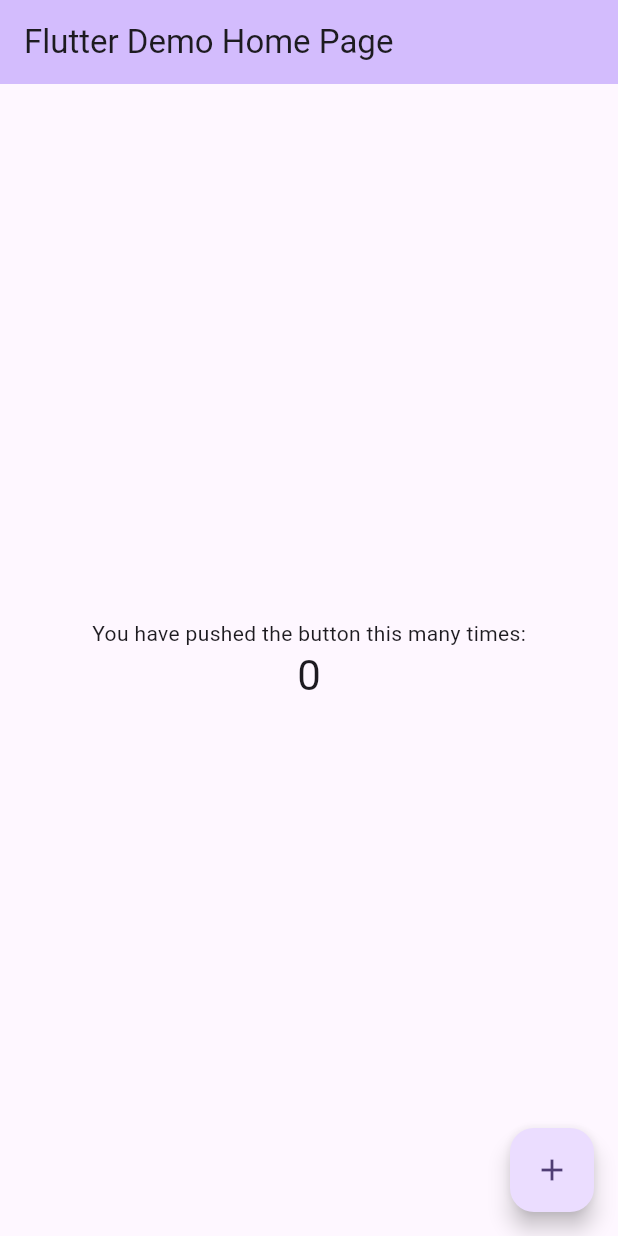
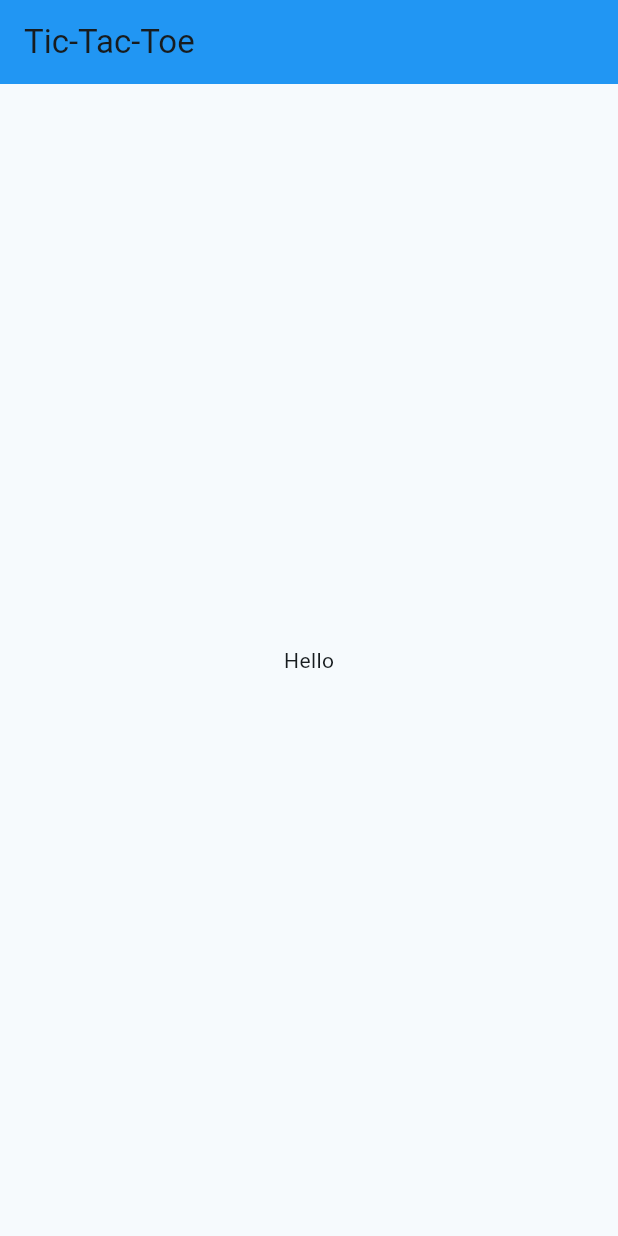
Before and after one commit to CSSE480-Fisher-Fall-2023-2024/Tic-Tac-Toe, a Flutter app: the screen it shows after launch, on a phone screen of 412 x 824 dp. Run offline on Flutter 3.47's test engine with Material 2 defaults, Android fonts, the phone set to English and light mode, and no system bars.

Commit message:
boilerplate first page setup

```diff
--- a/tic_tac_toe/lib/main.dart
+++ b/tic_tac_toe/lib/main.dart
@@ -1,4 +1,5 @@
 import 'package:flutter/material.dart';
+import 'package:tic_tac_toe/tic_tac_toe_page.dart';
 
 void main() {
   runApp(const MyApp());
@@ -11,115 +12,12 @@ class MyApp extends StatelessWidget {
   @override
   Widget build(BuildContext context) {
     return MaterialApp(
-      title: 'Flutter Demo',
+      title: "Tic-Tac-Toe",
       theme: ThemeData(
-        // This is the theme of your application.
-        //
-        // TRY THIS: Try running your application with "flutter run". You'll see
-        // the application has a blue toolbar. Then, without quitting the app,
-        // try changing the seedColor in the colorScheme below to Colors.green
-        // and then invoke "hot reload" (save your changes or press the "hot
-        // reload" button in a Flutter-supported IDE, or press "r" if you used
-        // the command line to start the app).
-        //
-        // Notice that the counter didn't reset back to zero; the application
-        // state is not lost during the reload. To reset the state, use hot
-        // restart instead.
-        //
-        // This works for code too, not just values: Most code changes can be
-        // tested with just a hot reload.
-        colorScheme: ColorScheme.fromSeed(seedColor: Colors.deepPurple),
+        colorScheme: ColorScheme.fromSeed(seedColor: Colors.blueGrey),
         useMaterial3: true,
       ),
-      home: const MyHomePage(title: 'Flutter Demo Home Page'),
+      home: const TicTacToePage(),
     );
   }
 }
-
-class MyHomePage extends StatefulWidget {
-  const MyHomePage({super.key, required this.title});
-
-  // This widget is the home page of your application. It is stateful, meaning
-  // that it has a State object (defined below) that contains fields that affect
-  // how it looks.
-
-  // This class is the configuration for the state. It holds the values (in this
-  // case the title) provided by the parent (in this case the App widget) and
-  // used by the build method of the State. Fields in a Widget subclass are
-  // always marked "final".
-
-  final String title;
-
-  @override
-  State<MyHomePage> createState() => _MyHomePageState();
-}
-
-class _MyHomePageState extends State<MyHomePage> {
-  int _counter = 0;
-
-  void _incrementCounter() {
-    setState(() {
-      // This call to setState tells the Flutter framework that something has
-      // changed in this State, which causes it to rerun the build method below
-      // so that the display can reflect the updated values. If we changed
-      // _counter without calling setState(), then the build method would not be
-      // called again, and so nothing would appear to happen.
-      _counter++;
-    });
-  }
-
-  @override
-  Widget build(BuildContext context) {
-    // This method is rerun every time setState is called, for instance as done
-    // by the _incrementCounter method above.
-    //
-    // The Flutter framework has been optimized to make rerunning build methods
-    // fast, so that you can just rebuild anything that needs updating rather
-    // than having to individually change instances of widgets.
-    return Scaffold(
-      appBar: AppBar(
-        // TRY THIS: Try changing the color here to a specific color (to
-        // Colors.amber, perhaps?) and trigger a hot reload to see the AppBar
-        // change color while the other colors stay the same.
-        backgroundColor: Theme.of(context).colorScheme.inversePrimary,
-        // Here we take the value from the MyHomePage object that was created by
-        // the App.build method, and use it to set our appbar title.
-        title: Text(widget.title),
-      ),
-      body: Center(
-        // Center is a layout widget. It takes a single child and positions it
-        // in the middle of the parent.
-        child: Column(
-          // Column is also a layout widget. It takes a list of children and
-          // arranges them vertically. By default, it sizes itself to fit its
-          // children horizontally, and tries to be as tall as its parent.
-          //
-          // Column has various properties to control how it sizes itself and
-          // how it positions its children. Here we use mainAxisAlignment to
-          // center the children vertically; the main axis here is the vertical
-          // axis because Columns are vertical (the cross axis would be
-          // horizontal).
-          //
-          // TRY THIS: Invoke "debug painting" (choose the "Toggle Debug Paint"
-          // action in the IDE, or press "p" in the console), to see the
-          // wireframe for each widget.
-          mainAxisAlignment: MainAxisAlignment.center,
-          children: <Widget>[
-            const Text(
-              'You have pushed the button this many times:',
-            ),
-            Text(
-              '$_counter',
-              style: Theme.of(context).textTheme.headlineMedium,
-            ),
-          ],
-        ),
-      ),
-      floatingActionButton: FloatingActionButton(
-        onPressed: _incrementCounter,
-        tooltip: 'Increment',
-        child: const Icon(Icons.add),
-      ), // This trailing comma makes auto-formatting nicer for build methods.
-    );
-  }
-}
--- /dev/null
+++ b/tic_tac_toe/lib/tic_tac_toe_page.dart
@@ -0,0 +1,23 @@
+import 'package:flutter/material.dart';
+
+class TicTacToePage extends StatefulWidget {
+  const TicTacToePage({super.key});
+
+  @override
+  State<TicTacToePage> createState() => _TicTacToePageState();
+}
+
+class _TicTacToePageState extends State<TicTacToePage> {
+  @override
+  Widget build(BuildContext context) {
+    return Scaffold(
+      appBar: AppBar(
+        title: const Text("Tic-Tac-Toe"),
+        backgroundColor: Colors.blue,
+      ),
+      body: Center(
+        child: Text("Hello"),
+      ),
+    );
+  }
+}
```
